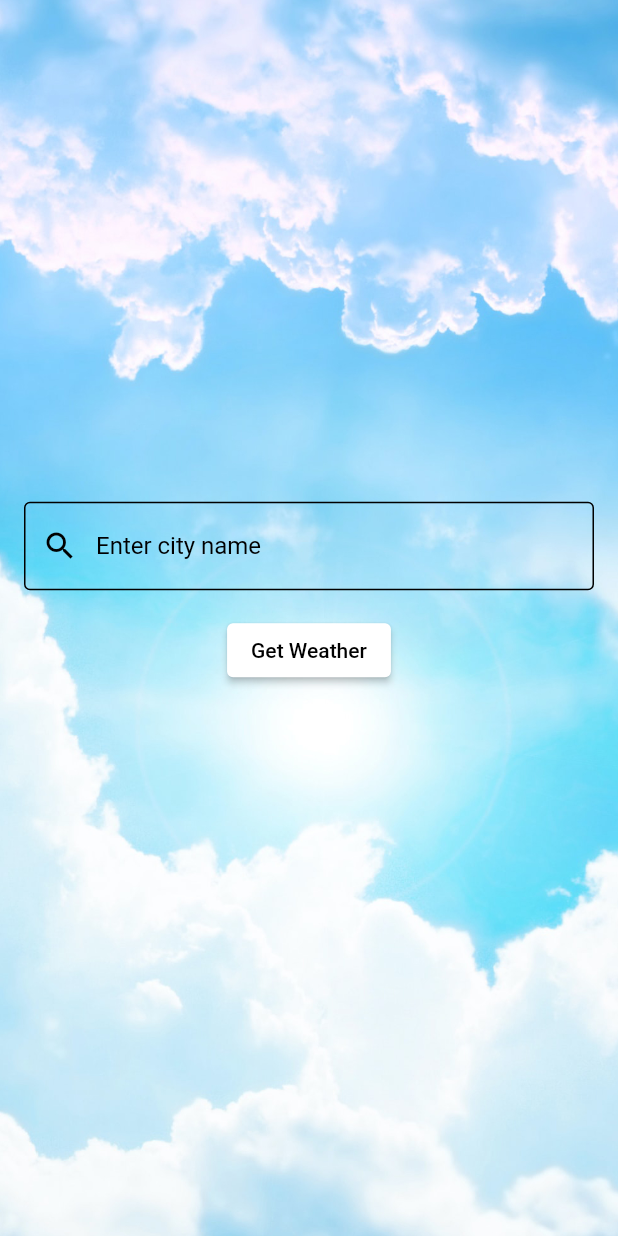
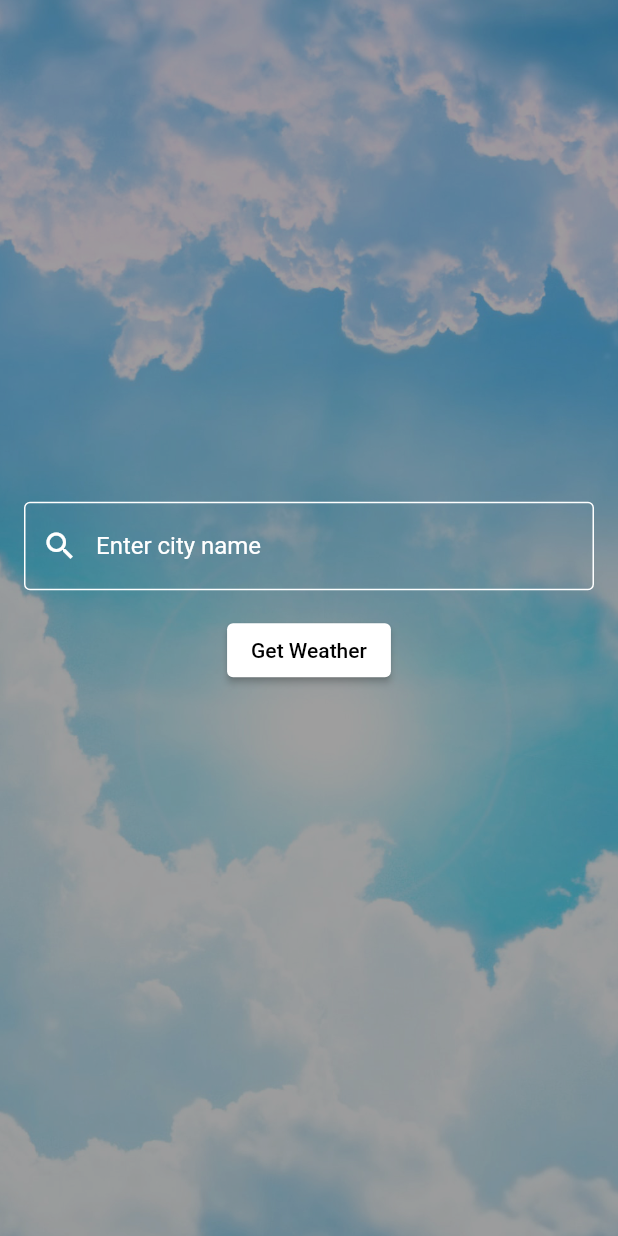
Before and after one commit to tom-kelly25/WeatherAppFlutter, a Flutter app: the screen it shows after launch, on a phone screen of 412 x 824 dp. Run offline on Flutter 3.47's test engine with Material 2 defaults, Android fonts, the phone set to English and light mode, and no system bars.

Commit message:
style change

```diff
--- a/weatherapp/lib/screens/weather_page.dart
+++ b/weatherapp/lib/screens/weather_page.dart
@@ -35,14 +35,20 @@ class _WeatherPageState extends State<WeatherPage> {
   @override
   Widget build(BuildContext context) {
     return Scaffold(
-      body: Container(
+      body: Stack(
+        children: [
+          Container(
             decoration: BoxDecoration(
               image: DecorationImage(
                 image: AssetImage(_backgroundImage),
                 fit: BoxFit.cover,
               ),
             ),
-        child: Padding(
+          ),
+          Container(
+            color: Colors.black38,
+          ),
+          Padding(
             padding: const EdgeInsets.all(16.0),
             child: Column(
               mainAxisAlignment: MainAxisAlignment.center,
@@ -51,16 +57,15 @@ class _WeatherPageState extends State<WeatherPage> {
                   controller: _cityController,
                   decoration: InputDecoration(
                     labelText: 'Enter city name',
-                  labelStyle: TextStyle(color: Colors.black),
+                    labelStyle: TextStyle(color: Colors.white),
                     border: OutlineInputBorder(),
-                  prefixIcon: Icon(Icons.search, color: Colors.black),
+                    prefixIcon: Icon(Icons.search, color: Colors.white),
                     enabledBorder: OutlineInputBorder(
-                    borderSide: BorderSide(color: Colors.black),
+                      borderSide: BorderSide(color: Colors.white),
                     ),
                     focusedBorder: OutlineInputBorder(
-                    borderSide: BorderSide(color: Colors.black),
+                      borderSide: BorderSide(color: Colors.white),
                     ),
-                  hoverColor: Colors.black,
                   ),
                 ),
                 SizedBox(height: 16.0),
@@ -74,45 +79,34 @@ class _WeatherPageState extends State<WeatherPage> {
                 ),
                 SizedBox(height: 32.0),
                 if (_weather != null) ...[
-                Card(
-                  shape: RoundedRectangleBorder(
-                    borderRadius: BorderRadius.circular(16.0),
-                  ),
-                  color: Colors.white,
-                  child: Padding(
-                    padding: const EdgeInsets.all(16.0),
-                    child: Column(
-                      children: [
                   Text(
                     _weather!.city,
                     style: TextStyle(
                       fontSize: 36.0,
                       fontWeight: FontWeight.bold,
+                      color: Colors.white,
                     ),
                   ),
                   SizedBox(height: 16.0),
                   Text(
                     '${_weather!.temperature.toStringAsFixed(1)}°C',
-                          style: TextStyle(fontSize: 24.0),
+                    style: TextStyle(fontSize: 24.0, color: Colors.white),
                   ),
                   SizedBox(height: 16.0),
                   Text(
                     _weather!.description,
-                          style: TextStyle(fontSize: 24.0),
+                    style: TextStyle(fontSize: 24.0, color: Colors.white),
                   ),
                   SizedBox(height: 16.0),
                   Text(
                     'Last updated: ${DateFormat('dd/MM/yyyy').add_jm().format(DateTime.now())}',
-                          style: TextStyle(fontSize: 16.0),
-                        ),
-                      ],
-                    ),
-                  ),
+                    style: TextStyle(fontSize: 16.0, color: Colors.white),
                   ),
                 ],
               ],
             ),
           ),
+        ],
       ),
     );
   }
```
Lines whose indentation alone changed are shown as unchanged.
